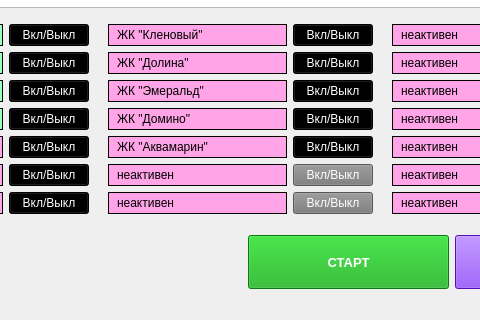
This is design_2.ui in gorod-old/DesktopIntervalParser as Qt 5 draws it before an edit; both pictures show x 468 to 948 and y 436 to 756 of the 1133 by 756 pixel window. The edited form follows.
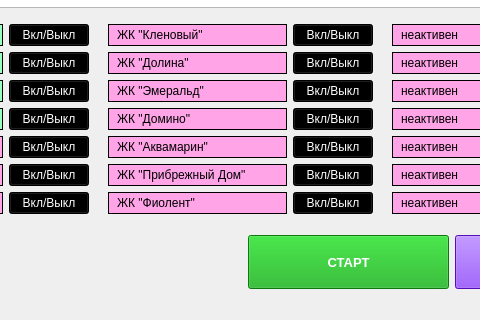
This is the edited form.

Patch:
```diff
--- a/design_2.ui
+++ b/design_2.ui
@@ -1388,15 +1388,15 @@
 border: 1px solid;</string>
             </property>
             <property name="text">
-             <string>неактивен</string>
+             <string>ЖК &quot;Прибрежный Дом&quot;</string>
             </property>
            </widget>
           </item>
           <item>
            <widget class="QPushButton" name="siteButton_20">
             <property name="styleSheet">
-             <string notr="true">color: rgb(255, 255, 255);
-background-color: rgb(122, 122, 122);</string>
+             <string notr="true">background-color: rgb(0, 0, 0);
+color: rgb(255, 255, 255);</string>
             </property>
             <property name="text">
              <string>Вкл/Выкл</string>
@@ -1434,15 +1434,15 @@
 border: 1px solid;</string>
             </property>
             <property name="text">
-             <string>неактивен</string>
+             <string>ЖК &quot;Фиолент&quot;</string>
             </property>
            </widget>
           </item>
           <item>
            <widget class="QPushButton" name="siteButton_21">
             <property name="styleSheet">
-             <string notr="true">color: rgb(255, 255, 255);
-background-color: rgb(122, 122, 122);</string>
+             <string notr="true">background-color: rgb(0, 0, 0);
+color: rgb(255, 255, 255);</string>
             </property>
             <property name="text">
              <string>Вкл/Выкл</string>
```
